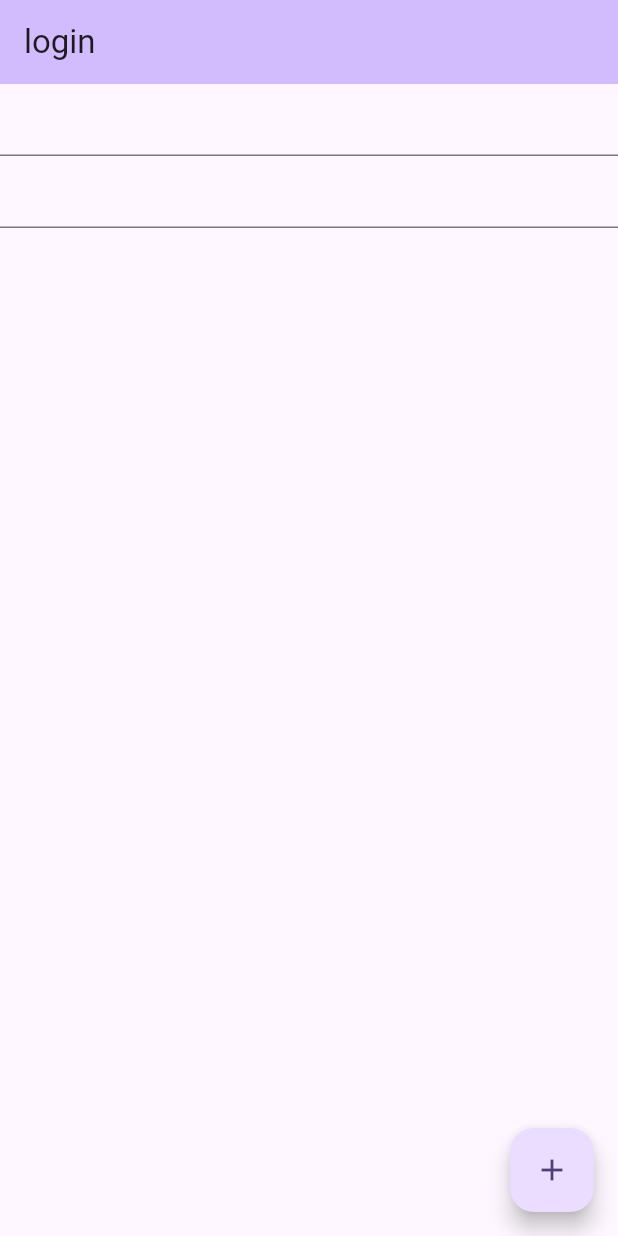
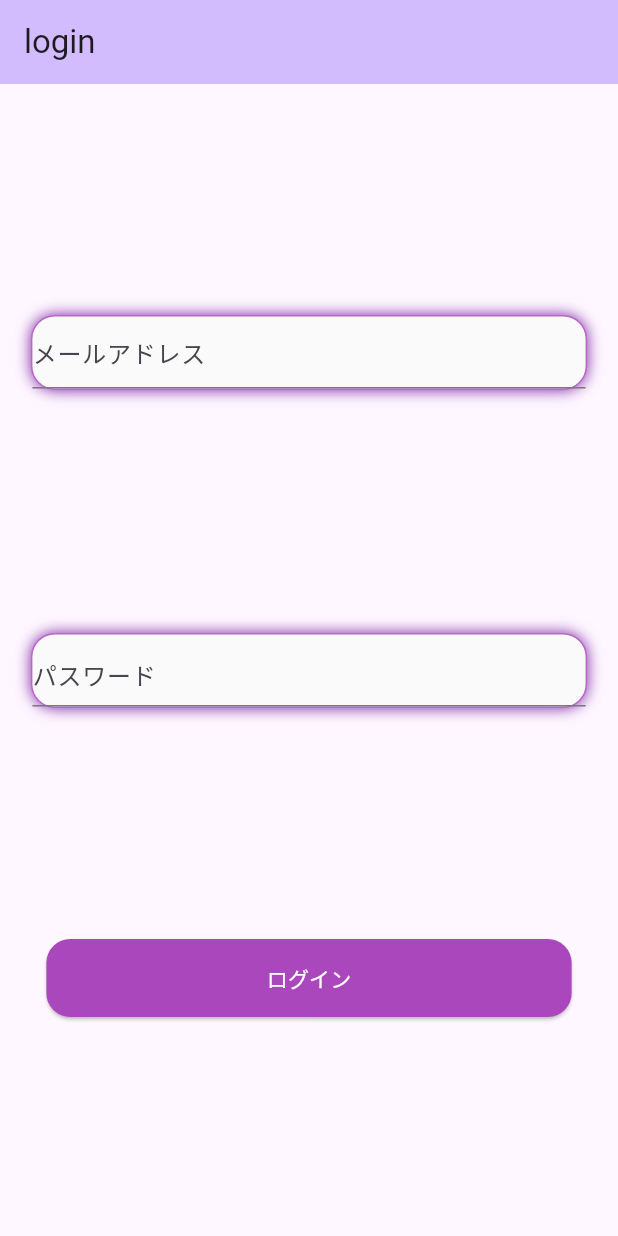
Before and after one commit to annayamamoto/flutter_sns_app, a Flutter app: the screen it shows after launch, on a phone screen of 412 x 824 dp. Run offline on Flutter 3.47's test engine with Material 2 defaults, Android fonts, the phone set to English and light mode, and no system bars; our stand-ins replace cloud_firestore, firebase_auth, firebase_core, flutter_riverpod, freezed_annotation; accounts and stored records are empty; generated files the repository leaves out were written again.

Commit message:
ログイン機能実装

```diff
--- /dev/null
+++ b/lib/details/rounded_button.dart
@@ -0,0 +1,37 @@
+import 'package:flutter/material.dart';
+
+class RoundedButton extends StatelessWidget {
+  const RoundedButton(
+      {super.key,
+      this.onPressed,
+      required this.widthRate,
+      this.backgroundColor,
+      required this.text});
+
+  final void Function()? onPressed;
+  final double widthRate;
+  final Color? backgroundColor;
+  final String text;
+
+  @override
+  Widget build(BuildContext context) {
+    final maxWidth = MediaQuery.of(context).size.width;
+    return SizedBox(
+      width: maxWidth * widthRate,
+      child: ElevatedButton(
+        style: ElevatedButton.styleFrom(
+          foregroundColor: Colors.white,
+          backgroundColor: backgroundColor,
+          shape: RoundedRectangleBorder(
+            borderRadius: BorderRadius.circular(16),
+          ),
+        ),
+        onPressed: onPressed,
+        child: Padding(
+          padding: const EdgeInsets.symmetric(vertical: 16.0, horizontal: 8.0),
+          child: Text(text),
+        ),
+      ),
+    );
+  }
+}
--- /dev/null
+++ b/lib/details/rounded_password_field.dart
@@ -0,0 +1,45 @@
+import 'package:flutter/material.dart';
+import 'package:flutter_sns_app/details/text_field_container.dart';
+
+class RoundedPasswordField extends StatelessWidget {
+  const RoundedPasswordField(
+      {super.key,
+      required this.color,
+      required this.borderColor,
+      required this.shadowColor,
+      this.onChanged,
+      required this.passwordEditingController,
+      required this.obscureText,
+      required this.toggleObscureText});
+
+  final void Function(String)? onChanged;
+  final TextEditingController passwordEditingController;
+  final bool obscureText;
+  final void Function() toggleObscureText;
+  final Color color;
+  final Color borderColor;
+  final Color shadowColor;
+
+  @override
+  Widget build(BuildContext context) {
+    return TextFieldContainer(
+      color: color,
+      borderColor: borderColor,
+      shadowColor: shadowColor,
+      child: TextFormField(
+        controller: passwordEditingController,
+        keyboardType: TextInputType.visiblePassword,
+        onChanged: onChanged,
+        obscureText: obscureText,
+        decoration: InputDecoration(
+            hintText: "パスワード",
+            suffix: InkWell(
+              onTap: toggleObscureText,
+              child: obscureText
+                  ? const Icon(Icons.visibility_off)
+                  : const Icon(Icons.visibility),
+            )),
+      ),
+    );
+  }
+}
--- /dev/null
+++ b/lib/details/rounded_text_field.dart
@@ -0,0 +1,37 @@
+import 'package:flutter/material.dart';
+import 'package:flutter_sns_app/details/text_field_container.dart';
+
+class RoundedTextField extends StatelessWidget {
+  const RoundedTextField({
+    super.key,
+    required this.keyboardType,
+    this.onChanged,
+    required this.controller,
+    required this.color,
+    required this.borderColor,
+    required this.shadowColor,
+  });
+
+  final TextInputType keyboardType;
+  final void Function(String)? onChanged;
+  final TextEditingController controller;
+  final Color color;
+  final Color borderColor;
+  final Color shadowColor;
+
+  @override
+  Widget build(BuildContext context) {
+    return TextFieldContainer(
+      color: color,
+      borderColor: borderColor,
+      shadowColor: shadowColor,
+      child: TextFormField(
+          decoration: const InputDecoration(
+            hintText: "メールアドレス",
+          ),
+          keyboardType: keyboardType,
+          controller: controller,
+          onChanged: onChanged),
+    );
+  }
+}
--- /dev/null
+++ b/lib/details/text_field_container.dart
@@ -0,0 +1,39 @@
+import 'package:flutter/material.dart';
+
+class TextFieldContainer extends StatelessWidget {
+  const TextFieldContainer(
+      {super.key,
+      required this.color,
+      required this.borderColor,
+      required this.child,
+      required this.shadowColor});
+
+  final Color color;
+  final Color borderColor;
+  final Color shadowColor;
+  final Widget child;
+
+  @override
+  Widget build(BuildContext context) {
+    final size = MediaQuery.of(context).size;
+    final double width = size.width;
+    return Center(
+      child: Container(
+        margin: const EdgeInsets.symmetric(vertical: 8.0),
+        width: width * 0.9,
+        decoration: BoxDecoration(
+            color: color,
+            border: Border.all(color: borderColor),
+            borderRadius: BorderRadius.circular(16.0),
+            boxShadow: [
+              BoxShadow(
+                color: shadowColor,
+                blurRadius: 8.0,
+                offset: const Offset(0, 0),
+              )
+            ]),
+        child: child,
+      ),
+    );
+  }
+}
--- a/lib/main.dart
+++ b/lib/main.dart
@@ -1,7 +1,8 @@
+import 'package:firebase_auth/firebase_auth.dart';
 import 'package:firebase_core/firebase_core.dart';
 import 'package:flutter/material.dart';
 import 'package:flutter_riverpod/flutter_riverpod.dart';
-import 'package:flutter_sns_app/constants/routes.dart' as routes;
+import 'package:flutter_sns_app/details/rounded_button.dart';
 import 'package:flutter_sns_app/firebase_options.dart';
 import 'package:flutter_sns_app/models/main_model.dart';
 import 'package:flutter_sns_app/views/login_page.dart';
@@ -14,52 +15,64 @@ void main() async {
   runApp(const ProviderScope(child: MyApp()));
 }
 
-class MyApp extends ConsumerWidget {
+class MyApp extends StatelessWidget {
   const MyApp({super.key});
 
   @override
-  Widget build(BuildContext context, WidgetRef ref) {
-    final MainModel mainModel = ref.watch(mainProvider);
+  Widget build(BuildContext context) {
+    // ユーザーがログインしているかどうかの確認
+    final User? userLoggedIn = FirebaseAuth.instance.currentUser;
     return MaterialApp(
       title: 'Flutter Demo',
       theme: ThemeData(
         colorScheme: ColorScheme.fromSeed(seedColor: Colors.deepPurple),
         useMaterial3: true,
       ),
-      home: mainModel.currentUser == null
-          ? LoginPage(mainModel: mainModel)
-          : MyHomePage(
-              title: 'Flutter Demo Home Page',
-              mainModel: mainModel,
-            ),
+      home: userLoggedIn == null ? LoginPage() : MyHomePage(title: 'SNS'),
     );
   }
 }
 
-class MyHomePage extends StatelessWidget {
-  const MyHomePage({super.key, required this.title, required this.mainModel});
+class MyHomePage extends ConsumerWidget {
+  const MyHomePage({
+    super.key,
+    required this.title,
+  });
 
   final String title;
-  final MainModel mainModel;
 
   @override
-  Widget build(BuildContext context) {
+  Widget build(BuildContext context, WidgetRef ref) {
+    final MainModel mainModel = ref.watch(mainProvider);
     return Scaffold(
       appBar: AppBar(
         backgroundColor: Theme.of(context).colorScheme.inversePrimary,
         title: Text(title),
       ),
-      body: Column(
-        mainAxisAlignment: MainAxisAlignment.spaceAround,
-        children: [
-          ElevatedButton(
-              onPressed: () => routes.toSignupPage(context: context),
-              child: const Text('Signup')),
-          ElevatedButton(
-              onPressed: () =>
-                  routes.toLoginPage(context: context, mainModel: mainModel),
-              child: const Text('Login')),
-        ],
+      body: Center(
+        child: Column(
+          mainAxisAlignment: MainAxisAlignment.spaceEvenly,
+          children: [
+            // RoundedButton(
+            //   widthRate: 0.5,
+            //   text: "サインアップページ",
+            //   backgroundColor: Colors.orange.shade700,
+            //   onPressed: () => routes.toSignupPage(context: context),
+            // ),
+            Text("現在ログインしているユーザーの名前はアリスです。"),
+            // RoundedButton(
+            //   widthRate: 0.5,
+            //   text: "ログインページ",
+            //   backgroundColor: Colors.deepOrange.shade700,
+            //   onPressed: () => routes.toLoginPage(context: context),
+            // ),
+            RoundedButton(
+                widthRate: 0.85,
+                text: "ログアウトする",
+                onPressed: () => mainModel.logout(context: context, ref: ref),
+                backgroundColor: Colors.grey.shade500)
+          ],
+        ),
       ),
     );
   }
--- a/lib/models/login_model.dart
+++ b/lib/models/login_model.dart
@@ -2,7 +2,6 @@ import 'package:firebase_auth/firebase_auth.dart';
 import 'package:flutter/widgets.dart';
 import 'package:flutter_riverpod/flutter_riverpod.dart';
 import 'package:flutter_sns_app/constants/routes.dart' as routes;
-import 'package:flutter_sns_app/models/main_model.dart';
 
 final loginProvider = ChangeNotifierProvider((ref) => LoginModel());
 
@@ -11,13 +10,11 @@ class LoginModel extends ChangeNotifier {
   String password = "";
   bool isObscure = true;
 
-  Future<void> login(
-      {required BuildContext context, required MainModel mainModel}) async {
+  Future<void> login({required BuildContext context}) async {
     try {
       await FirebaseAuth.instance
           .signInWithEmailAndPassword(email: email, password: password);
       routes.toMyApp(context: context);
-      mainModel.setCurrentUser();
     } on FirebaseAuthException catch (e) {
       print(e.toString());
     }
--- a/lib/views/login_page.dart
+++ b/lib/views/login_page.dart
@@ -1,12 +1,12 @@
 import 'package:flutter/material.dart';
 import 'package:flutter_riverpod/flutter_riverpod.dart';
+import 'package:flutter_sns_app/details/rounded_button.dart';
+import 'package:flutter_sns_app/details/rounded_password_field.dart';
+import 'package:flutter_sns_app/details/rounded_text_field.dart';
 import 'package:flutter_sns_app/models/login_model.dart';
-import 'package:flutter_sns_app/models/main_model.dart';
 
 class LoginPage extends ConsumerWidget {
-  const LoginPage({super.key, required this.mainModel});
-
-  final MainModel mainModel;
+  const LoginPage({super.key});
 
   @override
   Widget build(BuildContext context, WidgetRef ref) {
@@ -21,33 +21,32 @@ class LoginPage extends ConsumerWidget {
         title: const Text('login'),
       ),
       body: Column(
+        mainAxisAlignment: MainAxisAlignment.spaceEvenly,
         children: [
-          TextFormField(
-            controller: emailEditingController,
-            keyboardType: TextInputType.emailAddress,
-            onChanged: (text) => loginModel.email = text,
+          RoundedTextField(
+              keyboardType: TextInputType.emailAddress,
+              controller: emailEditingController,
+              color: Colors.grey.shade50,
+              onChanged: (text) => loginModel.email = text,
+              borderColor: Colors.purple.shade300,
+              shadowColor: Colors.purple.shade700),
+          RoundedPasswordField(
+            color: Colors.grey.shade50,
+            borderColor: Colors.purple.shade300,
+            shadowColor: Colors.purple.shade700,
+            passwordEditingController: passwordEditingController,
+            obscureText: loginModel.isObscure,
+            onChanged: (text) => loginModel.password = text,
+            toggleObscureText: () => loginModel.toggleIsObscure(),
           ),
-          TextFormField(
-            controller: passwordEditingController,
-            keyboardType: TextInputType.visiblePassword,
-            onChanged: (text) => loginModel.password = text,
-            obscureText: loginModel.isObscure,
-            decoration: InputDecoration(
-                suffix: InkWell(
-              child: loginModel.isObscure
-                  ? const Icon(Icons.visibility_off)
-                  : const Icon(Icons.visibility),
-              onTap: () => loginModel.toggleIsObscure(),
-            )),
-          ),
+          RoundedButton(
+            text: "ログイン",
+            widthRate: 0.85,
+            backgroundColor: Colors.purple.shade400,
+            onPressed: () async => await loginModel.login(context: context),
+          )
         ],
       ),
-      floatingActionButton: FloatingActionButton(
-        onPressed: () async =>
-            await loginModel.login(context: context, mainModel: mainModel),
-        tooltip: 'Increment',
-        child: const Icon(Icons.add),
-      ), // This trailing comma makes auto-formatting nicer for build methods.
     );
   }
 }
```
Also changed, not shown: lib/constants/routes.dart (+2 -7 lines), lib/models/main_model.dart (+16 -0 lines), lib/views/signup_page.dart (+22 -21 lines), lib/details/sns_bottom_navigation.dart (added).
